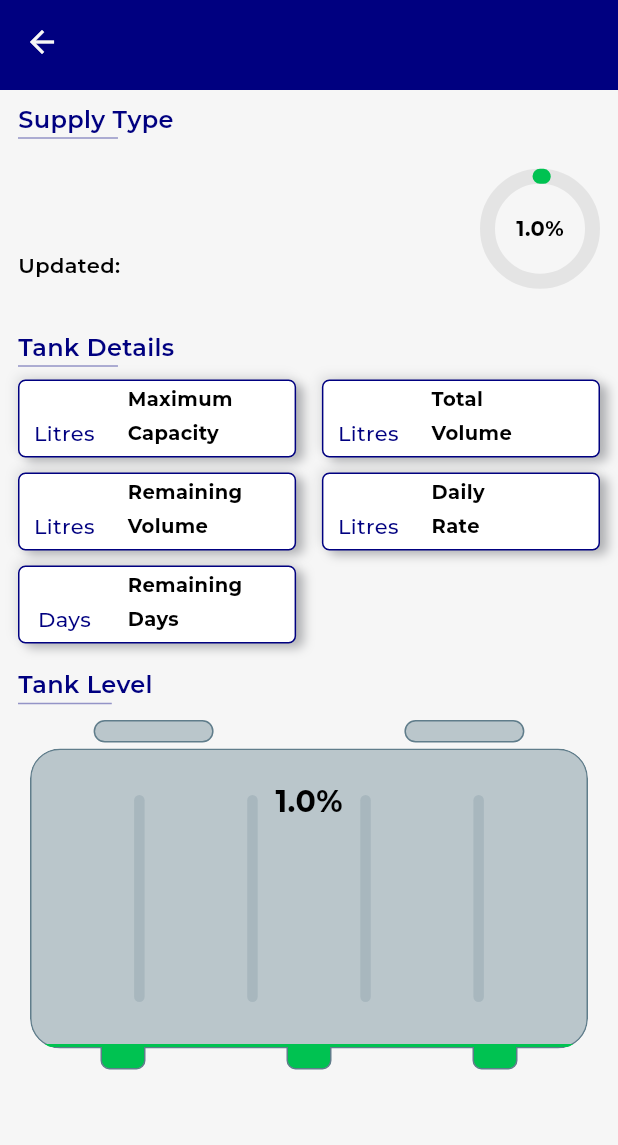
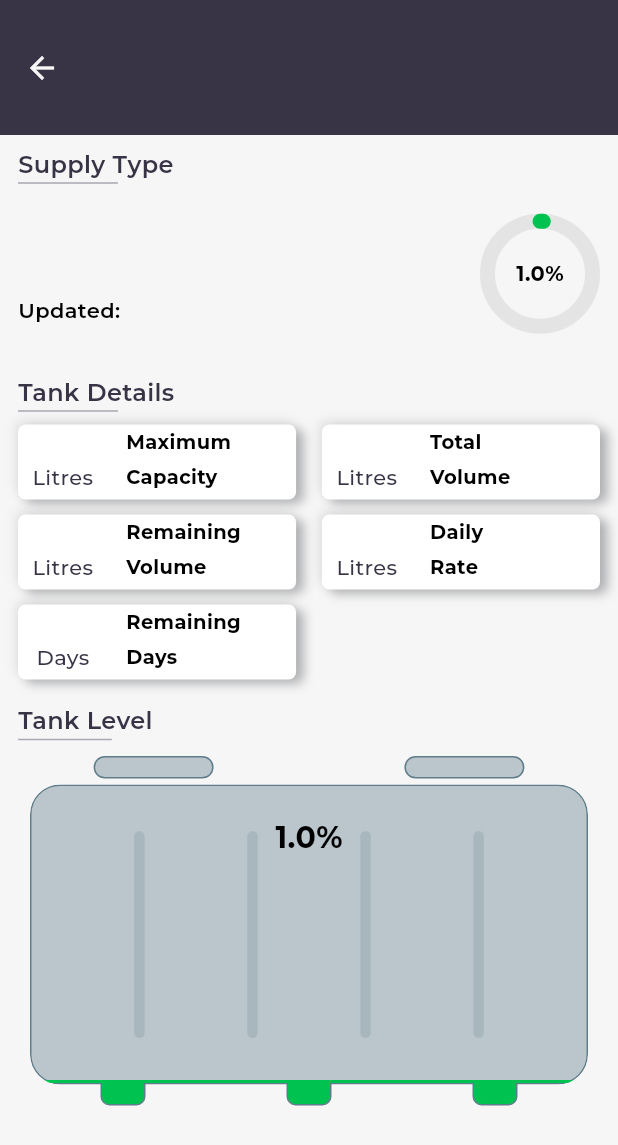
Before and after one commit to JustinWeru12/Sensotech, a Flutter app: the DeviceInfoPage screen opened directly with empty values, on a phone screen of 412 x 824 dp. Shown: the top 1145 px of the screen. Run offline on Flutter 3.47's test engine with Material 3 defaults, Android fonts, the phone set to English and light mode, and no system bars; drawn by our look-alikes of percent_indicator; our stand-ins replace adaptive_theme, connectivity_plus, flutter_native_splash, flutter_spinkit, flutter_svg, get and 4 more; accounts and stored records are empty; project files that could hold a hidden picture were left out.

Commit message:
added new colors

```diff
--- a/flutter_launcher_icons.yaml
+++ b/flutter_launcher_icons.yaml
@@ -5,7 +5,7 @@ flutter_launcher_icons:
   min_sdk_android: 21
   ios: true
   remove_alpha_channel_ios: true
-  adaptive_icon_background: "#000080"
+  adaptive_icon_background: "#393E46"
   adaptive_icon_foreground: "assets/icons/icon.png"
   web:
     generate: true
--- a/flutter_native_splash.yaml
+++ b/flutter_native_splash.yaml
@@ -1,13 +1,13 @@
 flutter_native_splash:
-  color: "#B5C9E5"
+  color: "#393E46"
   image: assets/icons/splash.png
-  color_dark: "#041E3F"
+  color_dark: "#393E46"
   image_dark: assets/icons/splash.png
   android_12:
     image: assets/icons/splash.png
     icon_background_color: "#B5C9E5"
     image_dark: assets/icons/splash.png
-    icon_background_color_dark: "#041E3F"
+    icon_background_color_dark: "#393E46"
   android_gravity: center
   ios_content_mode: center
   fullscreen: true
--- a/lib/api/crud.dart
+++ b/lib/api/crud.dart
@@ -61,6 +61,7 @@ class CrudMethods {
       },
     );
     if (response.statusCode == 200) {
+      print(response.body);
       return depotDetailsFromMap(response.body);
     } else {
       throw Exception("Error while fetching data: ${response.body}");
--- a/lib/constants/theme.dart
+++ b/lib/constants/theme.dart
@@ -3,9 +3,9 @@ import 'package:google_fonts/google_fonts.dart';
 import 'package:transparent_image/transparent_image.dart';
 
 //v2
-const kPrimaryColor = Color(0xFF000080);
+const kPrimaryColor = Color(0xFF393346);
 const kSecondaryColor = Color(0xFFE81A5E);
-const kTertiaryColor = Color(0xFFEDAD4D);
+const kTertiaryColor = Color(0xFFFFBF00);
 const kBackgroundColor = Color(0xFFF6F6F6);
 const kTextColor = Color(0xFF000000);
 const kFormColor = Color(0xFFCEEAF5);
--- a/lib/pages/devices/deviceinfo.dart
+++ b/lib/pages/devices/deviceinfo.dart
@@ -35,7 +35,9 @@ class _DeviceInfoPageState extends State<DeviceInfoPage> {
 
   SliverAppBar sliverAppBar() {
     return SliverAppBar(
-      expandedHeight: 60.0,
+      expandedHeight: 90.0,
+      collapsedHeight: 90.0,
+      toolbarHeight: 90.0,
       backgroundColor: Colors.transparent,
       iconTheme: IconThemeData(color: kBackgroundColor),
       floating: false,
@@ -174,7 +176,6 @@ class _DeviceInfoPageState extends State<DeviceInfoPage> {
       width: Helper.setWidth(context) * 0.45,
       child: FlatNeumorphism(
         color: kTextFallbackColor,
-        showBorder: true,
         radius: 5,
         child: Row(
           spacing: 12.0,
--- a/lib/pages/devices/devicelist.dart
+++ b/lib/pages/devices/devicelist.dart
@@ -68,7 +68,9 @@ class _DeviceListState extends State<DeviceList> {
     var subtitle =
         deviceCount == "1" ? "$deviceCount Device" : "$deviceCount Devices";
     return SliverAppBar(
-      expandedHeight: 60.0,
+      expandedHeight: 90.0,
+      collapsedHeight: 90.0,
+      toolbarHeight: 90.0,
       backgroundColor: Colors.transparent,
       iconTheme: IconThemeData(color: kBackgroundColor),
       floating: false,
```
Also changed, not shown: lib/models/avatarmenu.dart (+8 -4 lines), 10 other files.
